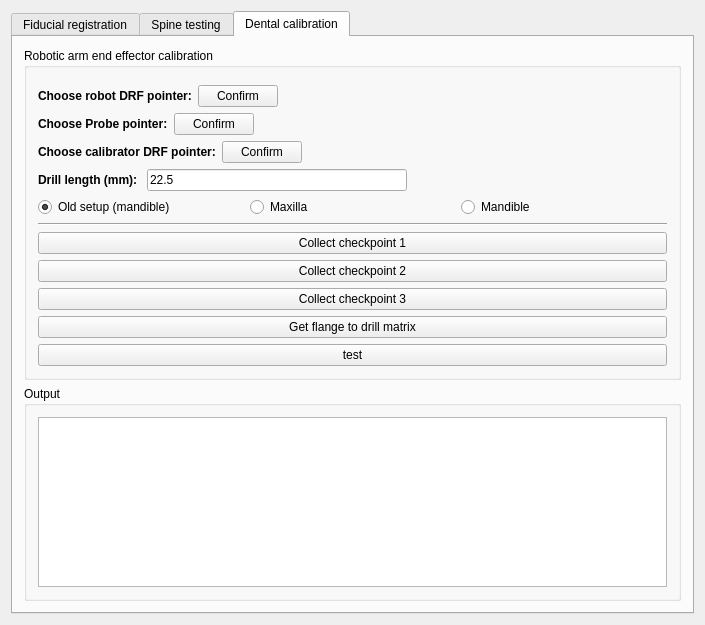
First picture: the form in Plugins/org.mitk.gui.qt.igttracking/src/internal/QmitkIGTFiducialRegistrationControls.ui, repository zhaomengxiao/LancetMITK, before the edit.
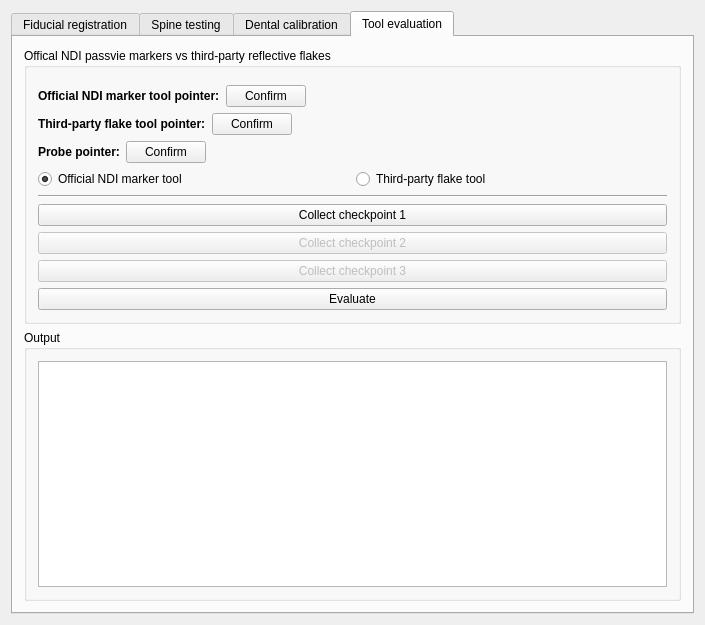
Second picture: the form after the edit. Custom widgets are drawn as their Qt base class.

Commit message: UI for tool evaluation

What changed in the file:
```diff
--- a/Plugins/org.mitk.gui.qt.igttracking/src/internal/QmitkIGTFiducialRegistrationControls.ui
+++ b/Plugins/org.mitk.gui.qt.igttracking/src/internal/QmitkIGTFiducialRegistrationControls.ui
@@ -23,7 +23,7 @@
    <item row="0" column="0">
     <widget class="QTabWidget" name="tabWidget">
      <property name="currentIndex">
-      <number>2</number>
+      <number>3</number>
      </property>
      <widget class="QWidget" name="tab">
       <attribute name="title">
@@ -555,6 +555,225 @@
        </item>
       </layout>
      </widget>
+     <widget class="QWidget" name="tab_4">
+      <attribute name="title">
+       <string>Tool evaluation</string>
+      </attribute>
+      <layout class="QGridLayout" name="gridLayout_12">
+       <item row="0" column="0">
+        <widget class="QGroupBox" name="groupBox_6">
+         <property name="title">
+          <string>Offical NDI passvie markers vs third-party reflective flakes</string>
+         </property>
+         <layout class="QGridLayout" name="gridLayout_10">
+          <item row="5" column="0">
+           <widget class="Line" name="line_5">
+            <property name="orientation">
+             <enum>Qt::Horizontal</enum>
+            </property>
+           </widget>
+          </item>
+          <item row="1" column="0">
+           <layout class="QHBoxLayout" name="horizontalLayout_13">
+            <item>
+             <widget class="QLabel" name="label_9">
+              <property name="text">
+               <string>&lt;html&gt;&lt;head/&gt;&lt;body&gt;&lt;p&gt;&lt;span style=&quot; font-weight:600;&quot;&gt;Official NDI marker tool pointer:&lt;/span&gt;&lt;/p&gt;&lt;/body&gt;&lt;/html&gt;</string>
+              </property>
+             </widget>
+            </item>
+            <item>
+             <layout class="QHBoxLayout" name="horizontalLayout_14">
+              <item>
+               <widget class="QPushButton" name="pushButton_confirmOfficial_testTool">
+                <property name="text">
+                 <string>Confirm</string>
+                </property>
+               </widget>
+              </item>
+              <item>
+               <spacer name="horizontalSpacer_8">
+                <property name="orientation">
+                 <enum>Qt::Horizontal</enum>
+                </property>
+                <property name="sizeHint" stdset="0">
+                 <size>
+                  <width>40</width>
+                  <height>20</height>
+                 </size>
+                </property>
+               </spacer>
+              </item>
+              <item>
+               <widget class="QLabel" name="label_official_testTool">
+                <property name="text">
+                 <string>&lt;none&gt;</string>
+                </property>
+               </widget>
+              </item>
+             </layout>
+            </item>
+           </layout>
+          </item>
+          <item row="0" column="0">
+           <widget class="QmitkNavigationDataSourceSelectionWidget" name="navipointerSelectionWidget_testTool" native="true"/>
+          </item>
+          <item row="3" column="0">
+           <layout class="QHBoxLayout" name="horizontalLayout_17">
+            <item>
+             <widget class="QLabel" name="label_11">
+              <property name="text">
+               <string>&lt;html&gt;&lt;head/&gt;&lt;body&gt;&lt;p&gt;&lt;span style=&quot; font-weight:600;&quot;&gt;Probe pointer:&lt;/span&gt;&lt;/p&gt;&lt;/body&gt;&lt;/html&gt;</string>
+              </property>
+             </widget>
+            </item>
+            <item>
+             <layout class="QHBoxLayout" name="horizontalLayout_18">
+              <item>
+               <widget class="QPushButton" name="pushButton_confirmProbe_testTool">
+                <property name="text">
+                 <string>Confirm</string>
+                </property>
+               </widget>
+              </item>
+              <item>
+               <spacer name="horizontalSpacer_11">
+                <property name="orientation">
+                 <enum>Qt::Horizontal</enum>
+                </property>
+                <property name="sizeHint" stdset="0">
+                 <size>
+                  <width>40</width>
+                  <height>20</height>
+                 </size>
+                </property>
+               </spacer>
+              </item>
+              <item>
+               <widget class="QLabel" name="label_probe_testTool">
+                <property name="text">
+                 <string>&lt;none&gt;</string>
+                </property>
+               </widget>
+              </item>
+             </layout>
+            </item>
+           </layout>
+          </item>
+          <item row="2" column="0">
+           <layout class="QHBoxLayout" name="horizontalLayout_15">
+            <item>
+             <widget class="QLabel" name="label_10">
+              <property name="text">
+               <string>&lt;html&gt;&lt;head/&gt;&lt;body&gt;&lt;p&gt;&lt;span style=&quot; font-weight:600;&quot;&gt;Third-party flake tool pointer:&lt;/span&gt;&lt;/p&gt;&lt;/body&gt;&lt;/html&gt;</string>
+              </property>
+             </widget>
+            </item>
+            <item>
+             <layout class="QHBoxLayout" name="horizontalLayout_16">
+              <item>
+               <widget class="QPushButton" name="pushButton_confirmFlake_testTool">
+                <property name="text">
+                 <string>Confirm</string>
+                </property>
+               </widget>
+              </item>
+              <item>
+               <spacer name="horizontalSpacer_10">
+                <property name="orientation">
+                 <enum>Qt::Horizontal</enum>
+                </property>
+                <property name="sizeHint" stdset="0">
+                 <size>
+                  <width>40</width>
+                  <height>20</height>
+                 </size>
+                </property>
+               </spacer>
+              </item>
+              <item>
+               <widget class="QLabel" name="label_flake_testTool">
+                <property name="text">
+                 <string>&lt;none&gt;</string>
+                </property>
+               </widget>
+              </item>
+             </layout>
+            </item>
+           </layout>
+          </item>
+          <item row="9" column="0">
+           <widget class="QPushButton" name="pushButton_evaluate_testTool">
+            <property name="text">
+             <string>Evaluate</string>
+            </property>
+           </widget>
+          </item>
+          <item row="7" column="0">
+           <widget class="QPushButton" name="pushButton_checkPoint_2_testTool">
+            <property name="enabled">
+             <bool>false</bool>
+            </property>
+            <property name="text">
+             <string>Collect checkpoint 2</string>
+            </property>
+           </widget>
+          </item>
+          <item row="6" column="0">
+           <widget class="QPushButton" name="pushButton_checkPoint_1_testTool">
+            <property name="text">
+             <string>Collect checkpoint 1</string>
+            </property>
+           </widget>
+          </item>
+          <item row="4" column="0">
+           <layout class="QHBoxLayout" name="horizontalLayout_20">
+            <item>
+             <widget class="QRadioButton" name="radioButton_official_testTool">
+              <property name="text">
+               <string>Official NDI marker tool</string>
+              </property>
+              <property name="checked">
+               <bool>true</bool>
+              </property>
+             </widget>
+            </item>
+            <item>
+             <widget class="QRadioButton" name="radioButton_flake_testTool">
+              <property name="text">
+               <string>Third-party flake tool</string>
+              </property>
+             </widget>
+            </item>
+           </layout>
+          </item>
+          <item row="8" column="0">
+           <widget class="QPushButton" name="pushButton_checkPoint_3_testTool">
+            <property name="enabled">
+             <bool>false</bool>
+            </property>
+            <property name="text">
+             <string>Collect checkpoint 3</string>
+            </property>
+           </widget>
+          </item>
+         </layout>
+        </widget>
+       </item>
+       <item row="1" column="0">
+        <widget class="QGroupBox" name="groupBox_7">
+         <property name="title">
+          <string>Output</string>
+         </property>
+         <layout class="QGridLayout" name="gridLayout_11">
+          <item row="0" column="0">
+           <widget class="QTextBrowser" name="textBrowser_testTool"/>
+          </item>
+         </layout>
+        </widget>
+       </item>
+      </layout>
+     </widget>
     </widget>
    </item>
   </layout>
```
